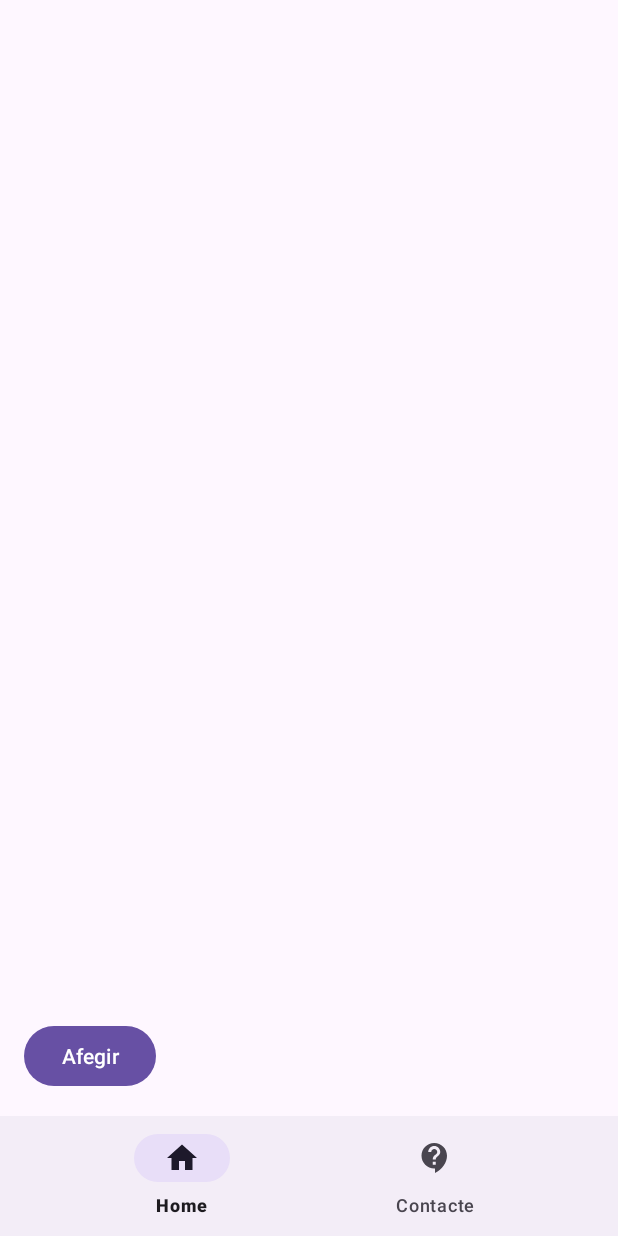
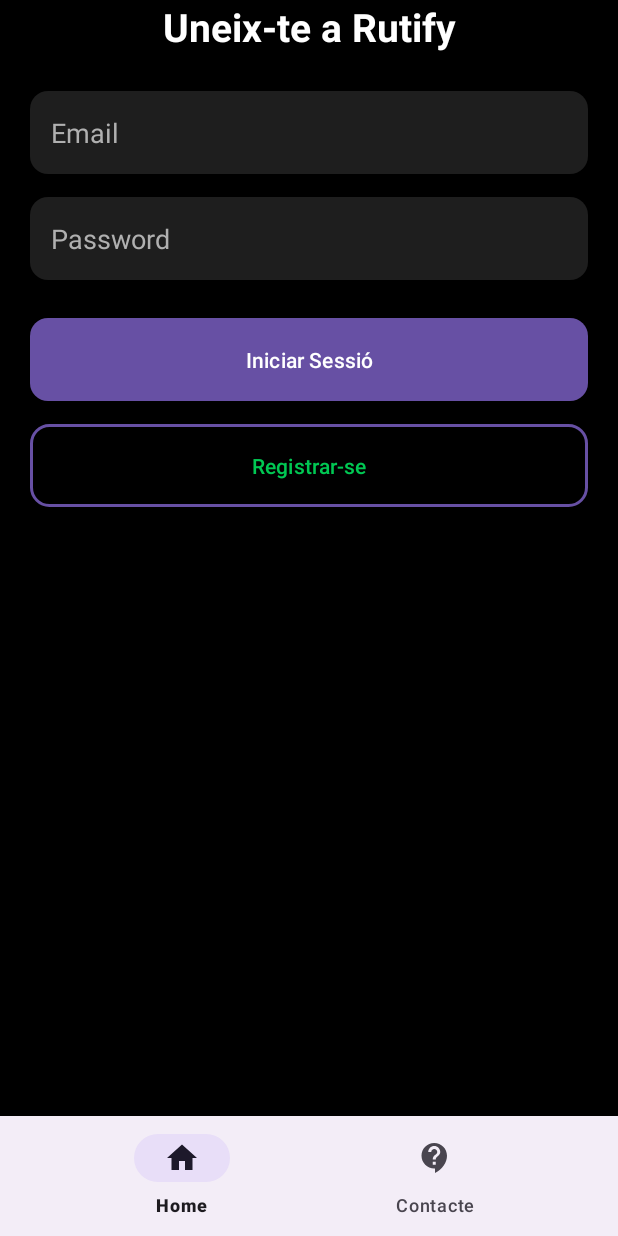
Before and after one commit to alexramosesp/FireBase_Alex_Ramos, an Android app: the screen it shows after launch (MainActivity), on a phone screen of 412 x 824 dp. Run offline under Robolectric (Android 15) with nearby library versions, the phone set to English and light mode, and no system bars; our stand-ins replace Firebase (no records; nobody signed in at launch, a user with empty details on screens opened directly), navigation-ui.

Commit message:
Commit projecte FireBase

```diff
--- a/app/src/main/java/com/alexramos/examen_alex_ramos/MainActivity.kt
+++ b/app/src/main/java/com/alexramos/examen_alex_ramos/MainActivity.kt
@@ -13,11 +13,6 @@ class MainActivity : AppCompatActivity() {
     override fun onCreate(savedInstanceState: Bundle?) {
         super.onCreate(savedInstanceState)
         setContentView(R.layout.activity_main)
-        val bottomNavigationView = findViewById<BottomNavigationView>(R.id.bottomNavigationView)
-        val navHostFragment = supportFragmentManager.findFragmentById(R.id.navHostFragment) as NavHostFragment
-        val navController = navHostFragment.navController
-
-        bottomNavigationView.setupWithNavController(navController)
 
 
     }
--- /dev/null
+++ b/app/src/main/java/com/alexramos/examen_alex_ramos/UI/LoginFragment.kt
@@ -0,0 +1,50 @@
+package com.alexramos.examen_alex_ramos.UI
+
+import android.os.Bundle
+import androidx.fragment.app.Fragment
+import android.view.LayoutInflater
+import android.view.View
+import android.view.ViewGroup
+import android.widget.Toast
+import androidx.navigation.fragment.findNavController
+import com.alexramos.examen_alex_ramos.databinding.FragmentLoginBinding
+import com.google.firebase.auth.FirebaseAuth
+import com.alexramos.examen_alex_ramos.R
+
+class LoginFragment : Fragment() {
+    private lateinit var binding: FragmentLoginBinding
+    private lateinit var firebaseAuth : FirebaseAuth
+
+    override fun onCreateView(
+        inflater: LayoutInflater, container: ViewGroup?,
+        savedInstanceState: Bundle?
+    ): View {
+        binding = FragmentLoginBinding.inflate(inflater, container, false)
+        firebaseAuth = FirebaseAuth.getInstance()
+
+        binding.loginButton.setOnClickListener {
+            val email = binding.emailInput.text.toString()
+            val pass = binding.passwordInput.text.toString()
+
+            if (email.isNotEmpty() && pass.isNotEmpty()){
+                firebaseAuth.signInWithEmailAndPassword(email, pass).addOnCompleteListener{
+                    if (it.isSuccessful){
+                        Toast.makeText(requireContext(), "Log in successfully!", Toast.LENGTH_SHORT).show()
+                        findNavController().navigate(R.id.homeFragment)
+                    }else {
+                        Toast.makeText(requireContext(), it.exception.toString(), Toast.LENGTH_SHORT).show()
+                    }
+                }
+            } else{
+                Toast.makeText(requireContext(), "Required files are incomplete!", Toast.LENGTH_SHORT).show()
+            }
+        }
+        binding.registerButton.setOnClickListener {
+            findNavController().navigate(R.id.registerFragment)
+        }
+
+        return binding.root
+    }
+
+
+}
--- /dev/null
+++ b/app/src/main/res/drawable/button_background.xml
@@ -0,0 +1,6 @@
+<?xml version="1.0" encoding="utf-8"?>
+<shape xmlns:android="http://schemas.android.com/apk/res/android" android:shape="rectangle">
+    <solid android:color="@color/green" />
+    <corners android:radius="12dp" />
+    <padding android:left="12dp" android:right="12dp" />
+</shape>
--- /dev/null
+++ b/app/src/main/res/drawable/button_outline.xml
@@ -0,0 +1,7 @@
+<?xml version="1.0" encoding="utf-8"?>
+<shape xmlns:android="http://schemas.android.com/apk/res/android" android:shape="rectangle">
+    <stroke android:width="2dp" android:color="@color/green" />
+    <solid android:color="@android:color/transparent" />
+    <corners android:radius="12dp" />
+    <padding android:left="12dp" android:right="12dp" />
+</shape>
--- /dev/null
+++ b/app/src/main/res/drawable/edit_text_background.xml
@@ -0,0 +1,6 @@
+<?xml version="1.0" encoding="utf-8"?>
+<shape xmlns:android="http://schemas.android.com/apk/res/android" android:shape="rectangle">
+    <solid android:color="@color/dark_gray" />
+    <corners android:radius="12dp" />
+    <padding android:left="12dp" android:right="12dp" />
+</shape>
--- /dev/null
+++ b/app/src/main/res/drawable/ic_location.xml
@@ -0,0 +1,5 @@
+<vector xmlns:android="http://schemas.android.com/apk/res/android" android:height="24dp" android:tint="#000000" android:viewportHeight="24" android:viewportWidth="24" android:width="24dp">
+
+    <path android:fillColor="@android:color/white" android:pathData="M12,2C8.13,2 5,5.13 5,9c0,5.25 7,13 7,13s7,-7.75 7,-13c0,-3.87 -3.13,-7 -7,-7zM12,11.5c-1.38,0 -2.5,-1.12 -2.5,-2.5s1.12,-2.5 2.5,-2.5 2.5,1.12 2.5,2.5 -1.12,2.5 -2.5,2.5z"/>
+
+</vector>
--- a/app/src/main/res/layout/activity_main.xml
+++ b/app/src/main/res/layout/activity_main.xml
@@ -1,10 +1,11 @@
-<androidx.drawerlayout.widget.DrawerLayout
-    xmlns:android="http://schemas.android.com/apk/res/android"
+<?xml version="1.0" encoding="utf-8"?>
+<androidx.drawerlayout.widget.DrawerLayout xmlns:android="http://schemas.android.com/apk/res/android"
     xmlns:app="http://schemas.android.com/apk/res-auto"
     xmlns:tools="http://schemas.android.com/tools"
     android:id="@+id/drawerLayout"
     android:layout_width="match_parent"
     android:layout_height="match_parent"
+    android:fitsSystemWindows="true"
     tools:openDrawer="start">
 
     <!-- Contenedor principal -->
@@ -17,17 +18,18 @@
             android:id="@+id/navHostFragment"
             android:name="androidx.navigation.fragment.NavHostFragment"
             android:layout_width="match_parent"
-            android:layout_height="0dp"
-            app:navGraph="@navigation/navigation"
+            android:layout_height="match_parent"
             app:defaultNavHost="true"
-            app:layout_constraintBottom_toTopOf="@id/bottomNavigationView" />
+            app:navGraph="@navigation/navigation" />
 
         <!-- BottomNavigationView -->
         <com.google.android.material.bottomnavigation.BottomNavigationView
             android:id="@+id/bottomNavigationView"
             android:layout_width="match_parent"
-            android:layout_height="wrap_content"
-            app:menu="@menu/bottom_nav_menu"
-            app:layout_constraintBottom_toBottomOf="parent" />
+            android:layout_height="0dp"
+            app:layout_constraintBottom_toBottomOf="parent"
+            app:layout_constraintEnd_toEndOf="parent"
+            app:layout_constraintStart_toStartOf="parent"
+            app:menu="@menu/bottom_nav_menu" />
     </androidx.constraintlayout.widget.ConstraintLayout>
 </androidx.drawerlayout.widget.DrawerLayout>
--- /dev/null
+++ b/app/src/main/res/layout/fragment_login.xml
@@ -0,0 +1,123 @@
+<?xml version="1.0" encoding="utf-8"?>
+<androidx.constraintlayout.widget.ConstraintLayout
+    xmlns:android="http://schemas.android.com/apk/res/android"
+    xmlns:app="http://schemas.android.com/apk/res-auto"
+    android:layout_width="match_parent"
+    android:layout_height="match_parent"
+    android:background="@color/black">
+
+    <!-- Título -->
+    <TextView
+        android:id="@+id/title"
+        android:layout_width="wrap_content"
+        android:layout_height="wrap_content"
+        android:text="Uneix-te a Rutify"
+        android:textColor="@android:color/white"
+        android:textSize="26sp"
+        android:textStyle="bold"
+        app:layout_constraintEnd_toEndOf="parent"
+        app:layout_constraintStart_toStartOf="parent"
+        app:layout_constraintTop_toTopOf="parent" />
+
+    <!-- Campo de Email -->
+    <EditText
+        android:id="@+id/email_input"
+        android:layout_width="0dp"
+        android:layout_height="55dp"
+        android:hint="Email"
+        android:background="@drawable/edit_text_background"
+        android:textColor="@android:color/white"
+        android:textColorHint="@color/gray"
+        android:padding="14dp"
+        android:inputType="textEmailAddress"
+        app:layout_constraintTop_toBottomOf="@id/title"
+        app:layout_constraintStart_toStartOf="parent"
+        app:layout_constraintEnd_toEndOf="parent"
+        android:layout_marginTop="25dp"
+        android:layout_marginHorizontal="20dp"/>
+
+    <!-- Campo de Password -->
+    <EditText
+        android:id="@+id/password_input"
+        android:layout_width="0dp"
+        android:layout_height="55dp"
+        android:hint="Password"
+        android:background="@drawable/edit_text_background"
+        android:textColor="@android:color/white"
+        android:textColorHint="@color/gray"
+        android:padding="14dp"
+        android:inputType="textPassword"
+        app:layout_constraintTop_toBottomOf="@id/email_input"
+        app:layout_constraintStart_toStartOf="parent"
+        app:layout_constraintEnd_toEndOf="parent"
+        android:layout_marginTop="15dp"
+        android:layout_marginHorizontal="20dp"/>
+
+    <!-- Botón de Iniciar Sesión -->
+    <Button
+        android:id="@+id/login_button"
+        android:layout_width="0dp"
+        android:layout_height="55dp"
+        android:text="Iniciar Sessió"
+        android:textColor="@android:color/white"
+        android:backgroundTint="@color/green"
+        android:layout_marginTop="25dp"
+        android:background="@drawable/button_background"
+        app:layout_constraintTop_toBottomOf="@id/password_input"
+        app:layout_constraintStart_toStartOf="parent"
+        app:layout_constraintEnd_toEndOf="parent"
+        android:layout_marginHorizontal="20dp"/>
+
+    <!-- Botón de Registro -->
+    <Button
+        android:id="@+id/register_button"
+        android:layout_width="0dp"
+        android:layout_height="55dp"
+        android:text="Registrar-se"
+        android:textColor="@color/green"
+        android:background="@drawable/button_outline"
+        android:layout_marginTop="15dp"
+        app:layout_constraintTop_toBottomOf="@id/login_button"
+        app:layout_constraintStart_toStartOf="parent"
+        app:layout_constraintEnd_toEndOf="parent"
+        android:layout_marginHorizontal="20dp"/>
+
+    <!-- Links de Política y Términos -->
+    <LinearLayout
+        android:id="@+id/legal_links"
+        android:layout_width="wrap_content"
+        android:layout_height="wrap_content"
+        android:layout_marginBottom="30dp"
+        android:orientation="horizontal"
+        app:layout_constraintBottom_toBottomOf="parent"
+        app:layout_constraintEnd_toEndOf="parent"
+        app:layout_constraintStart_toStartOf="parent">
+
+        <TextView
+            android:id="@+id/privacy_policy"
+            android:layout_width="wrap_content"
+            android:layout_height="wrap_content"
+            android:layout_marginEnd="10dp"
+            android:text="Política de privacitat"
+            android:textColor="@android:color/darker_gray"
+            android:textSize="12sp" />
+
+        <TextView
+            android:id="@+id/cookies_policy"
+            android:layout_width="wrap_content"
+            android:layout_height="wrap_content"
+            android:layout_marginEnd="10dp"
+            android:text="Política de cookies"
+            android:textColor="@android:color/darker_gray"
+            android:textSize="12sp" />
+
+        <TextView
+            android:id="@+id/terms_service"
+            android:layout_width="wrap_content"
+            android:layout_height="wrap_content"
+            android:text="Termes de servei"
+            android:textColor="@android:color/darker_gray"
+            android:textSize="12sp" />
+    </LinearLayout>
+
+</androidx.constraintlayout.widget.ConstraintLayout>
--- a/app/src/main/res/navigation/navigation.xml
+++ b/app/src/main/res/navigation/navigation.xml
@@ -3,7 +3,7 @@
     xmlns:app="http://schemas.android.com/apk/res-auto"
     xmlns:tools="http://schemas.android.com/tools"
     android:id="@+id/navigation"
-    app:startDestination="@id/homeFragment">
+    app:startDestination="@id/loginFragment">
 
     <fragment
         android:id="@+id/homeFragment"
@@ -40,4 +40,14 @@
         android:name="com.alexramos.examen_alex_ramos.UI.ContacteFragment"
         android:label="fragment_contacte"
         tools:layout="@layout/fragment_contacte" />
+    <fragment
+        android:id="@+id/loginFragment"
+        android:name="com.alexramos.examen_alex_ramos.UI.LoginFragment"
+        android:label="fragment_login"
+        tools:layout="@layout/fragment_login" />
+    <fragment
+        android:id="@+id/registerFragment"
+        android:name="com.alexramos.examen_alex_ramos.UI.RegisterFragment"
+        android:label="fragment_register"
+        tools:layout="@layout/fragment_register" />
 </navigation>
--- a/app/src/main/res/values/colors.xml
+++ b/app/src/main/res/values/colors.xml
@@ -1,5 +1,14 @@
 <?xml version="1.0" encoding="utf-8"?>
 <resources>
+    <color name="purple_200">#FFBB86FC</color>
+    <color name="purple_500">#FF6200EE</color>
+    <color name="purple_700">#FF3700B3</color>
+    <color name="teal_200">#FF03DAC5</color>
+    <color name="teal_700">#FF018786</color>
     <color name="black">#FF000000</color>
     <color name="white">#FFFFFFFF</color>
+    <color name="dark_gray">#1E1E1E</color>
+    <color name="green">#00C853</color>
+    <color name="gray">#B0B0B0</color>
+
 </resources>
--- a/build.gradle.kts
+++ b/build.gradle.kts
@@ -2,4 +2,5 @@
 plugins {
     alias(libs.plugins.android.application) apply false
     alias(libs.plugins.kotlin.android) apply false
+    id("com.google.gms.google-services") version "4.4.2" apply false
 }
--- a/gradle/libs.versions.toml
+++ b/gradle/libs.versions.toml
@@ -9,6 +9,8 @@ appcompat = "1.7.0"
 material = "1.12.0"
 activity = "1.9.3"
 constraintlayout = "2.2.0"
+navigationFragmentKtx = "2.8.7"
+navigationUiKtx = "2.8.7"
 
 [libraries]
 androidx-core-ktx = { group = "androidx.core", name = "core-ktx", version.ref = "coreKtx" }
@@ -19,6 +21,8 @@ androidx-appcompat = { group = "androidx.appcompat", name = "appcompat", version
 material = { group = "com.google.android.material", name = "material", version.ref = "material" }
 androidx-activity = { group = "androidx.activity", name = "activity", version.ref = "activity" }
 androidx-constraintlayout = { group = "androidx.constraintlayout", name = "constraintlayout", version.ref = "constraintlayout" }
+androidx-navigation-fragment-ktx = { group = "androidx.navigation", name = "navigation-fragment-ktx", version.ref = "navigationFragmentKtx" }
+androidx-navigation-ui-ktx = { group = "androidx.navigation", name = "navigation-ui-ktx", version.ref = "navigationUiKtx" }
 
 [plugins]
 android-application = { id = "com.android.application", version.ref = "agp" }
```
Also changed, not shown: app/build.gradle.kts (+12 -7 lines), app/src/main/java/com/alexramos/examen_alex_ramos/UI/RegisterFragment.kt (added, +50 -0 lines), app/src/main/res/drawable/ic_menu_camera.xml (added, +12 -0 lines), app/src/main/res/drawable/ic_menu_gallery.xml (added, +9 -0 lines), app/src/main/res/drawable/ic_menu_slideshow.xml (added, +9 -0 lines), app/src/main/res/drawable/side_nav_bar.xml (added, +9 -0 lines), app/src/main/res/layout/fragment_register.xml (added, +123 -0 lines), app/src/main/res/drawable/fondo.png (added), 1 other file.
